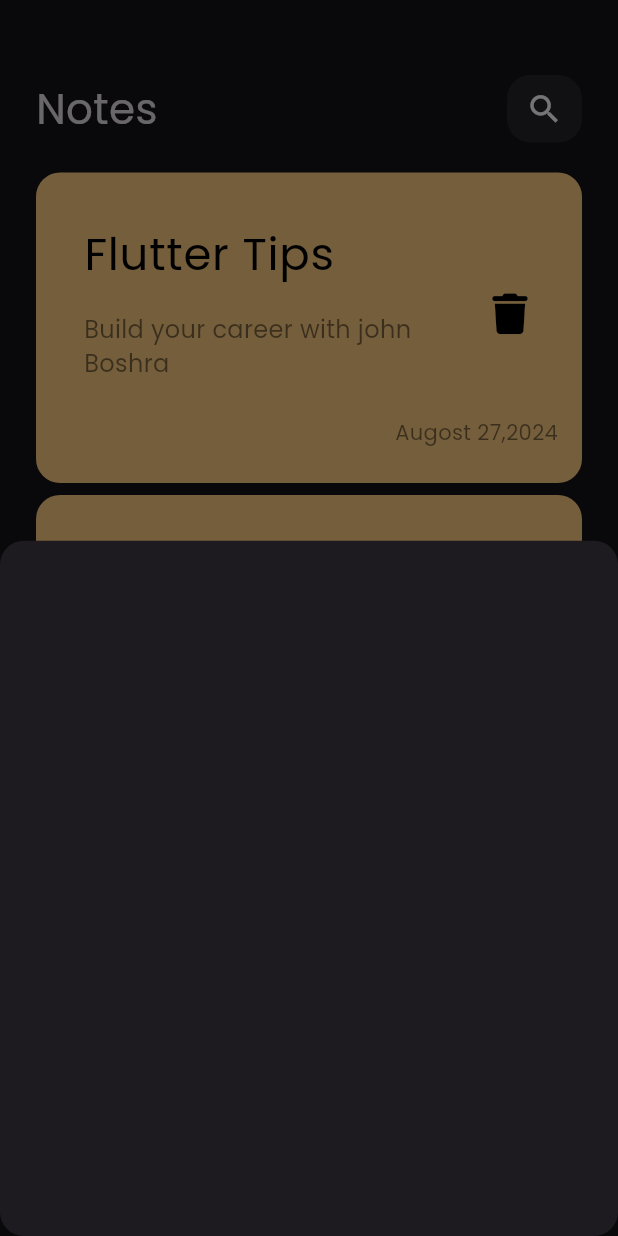
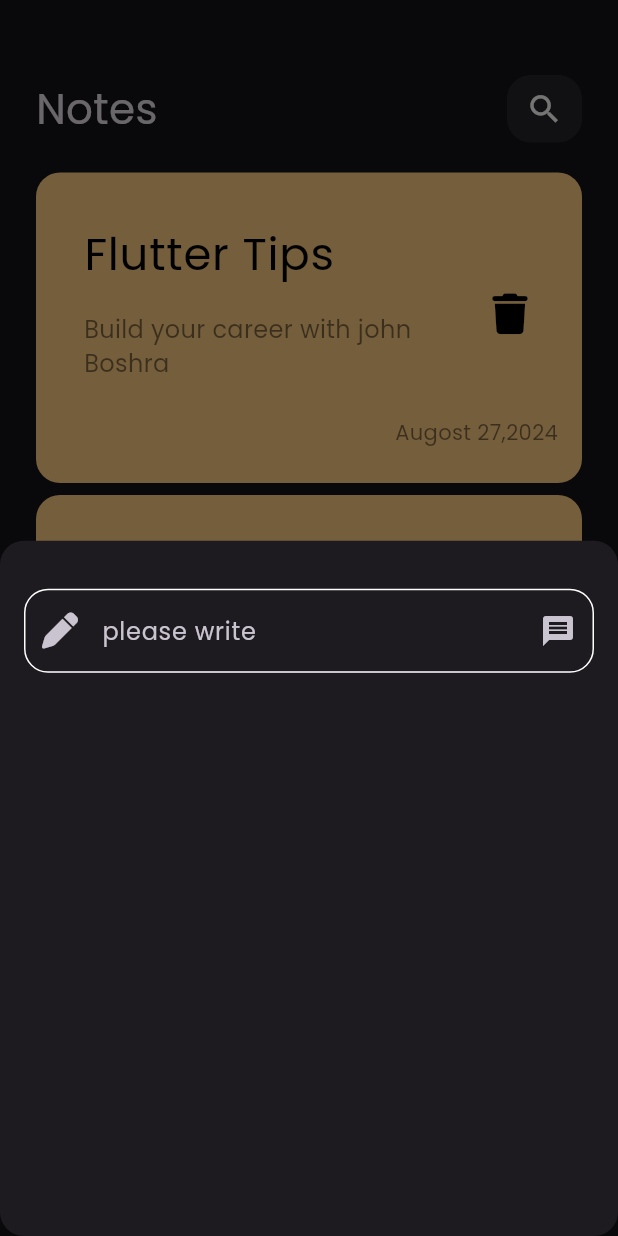
Before and after one commit to johnboshra88/nots_app, a Flutter app: the screen it shows after launch, after a tap on the "add" icon, on a phone screen of 412 x 824 dp. Run offline on Flutter 3.47's test engine with Material 3 defaults, Android fonts, the phone set to English and light mode, and no system bars; our stand-ins replace font_awesome_flutter.

Commit message:
create custome text field

```diff
--- a/lib/widgets/add_note_bottem_sheet.dart
+++ b/lib/widgets/add_note_bottem_sheet.dart
@@ -1,10 +1,21 @@
 import 'package:flutter/material.dart';
+import 'package:nots_app/widgets/custome_text_field.dart';
 
 class AddNoteBottemSheet extends StatelessWidget {
   const AddNoteBottemSheet({super.key});
 
   @override
   Widget build(BuildContext context) {
-    return Container();
+    return const Padding(
+      padding: EdgeInsets.symmetric(horizontal: 16),
+      child: Column(
+        children: [
+          SizedBox(
+            height: 32,
+          ),
+          CustomeTextField()
+        ],
+      ),
+    );
   }
 }
--- /dev/null
+++ b/lib/widgets/constants.dart
@@ -0,0 +1,3 @@
+import 'package:flutter/material.dart';
+
+const kPrimaryColor = Color(0xff62fcd7);
--- /dev/null
+++ b/lib/widgets/custome_text_field.dart
@@ -0,0 +1,26 @@
+import 'package:flutter/material.dart';
+import 'package:font_awesome_flutter/font_awesome_flutter.dart';
+import 'package:nots_app/widgets/constants.dart';
+
+class CustomeTextField extends StatelessWidget {
+  const CustomeTextField({super.key});
+
+  @override
+  Widget build(BuildContext context) {
+    return TextField(
+      cursorColor: kPrimaryColor,
+      decoration: InputDecoration(
+          hintText: 'Title',
+          labelText: 'please write',
+          suffixIcon: Icon(Icons.message),
+          prefixIcon: Icon(FontAwesomeIcons.pen),
+          border: buildBorder(),
+          enabledBorder: buildBorder(),
+          focusedBorder: buildBorder(kPrimaryColor)),
+    );
+  }
+
+  OutlineInputBorder buildBorder([Color]) => OutlineInputBorder(
+      borderRadius: BorderRadius.circular(16),
+      borderSide: BorderSide(color: Color ?? Colors.white));
+}
```
